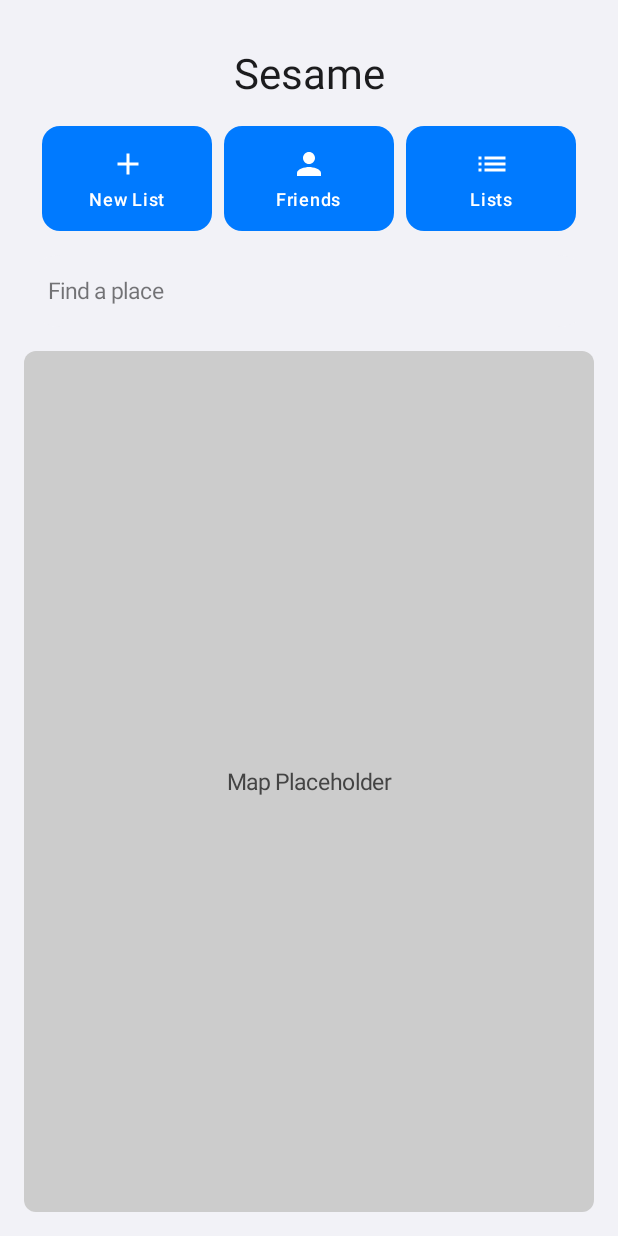
After one commit to jamesdesantiago/SesameAndroidApp, an Android app built with Jetpack Compose: the composable NewHomeScreen shown on its own in the app's theme, on a phone screen of 412 x 824 dp. The commit adds this screen. Run offline under Robolectric (Android 15) with nearby library versions, the phone set to English and light mode, and no system bars.

Commit message:
feat: Implement new home screen and refactor navigation
This commit introduces a new home screen, `NewHomeScreen`, that serves as the main entry point after login.
It also refactors the existing `HomeScreen` to `ListScreen` and `HomeActivity` to `ListActivity`, adjusting the navigation flow.

Key changes include:
*   **NewHomeScreen:**
    *   Replaces the initial `LoginScreen` with a layout featuring buttons for "New List," "Friends," and "Lists."
    *   Includes a placeholder search bar and a map section.
*   **ListScreen:**
    *   Renamed from `HomeScreen`.
    *   Adds a "Share List" button.
* **ListActivity**:
    * Renamed from `HomeActivity`.
    *   Redirect to `MainActivity` if the user is not signed in.
    * Clear cache on sign out.
*   **MainActivity:**
    *   Checks if the user is signed in and displays `NewHomeScreen` instead of redirecting to HomeActivity.
*   **AndroidManifest:**
    * Add `FriendsActivity` to manifest.
*   **General:**
    *   Updated imports and removed unused code.
    *   Improved token refresh logic and error handling.
    *   Cache invalidation logic when token refresh fails or user signs out.
    * Add `FriendsActivity` to manifest.
    * Refactor `AddListActivity` to add id and name as parameters.

```diff
--- a/app/src/main/AndroidManifest.xml
+++ b/app/src/main/AndroidManifest.xml
@@ -24,7 +24,7 @@
             </intent-filter>
         </activity>
         <activity
-            android:name=".HomeActivity"
+            android:name=".ListActivity"
             android:exported="false" />
         <activity
             android:name=".ListDetailActivity"
@@ -34,5 +34,8 @@
             android:exported="true" />
         <activity
             android:name=".PlacesSearchActivity" />
+        <activity
+            android:name=".FriendsActivity"
+            android:exported="false" />
     </application>
 </manifest>
--- a/app/src/main/java/com/gazzel/sesameapp/Models.kt
+++ b/app/src/main/java/com/gazzel/sesameapp/Models.kt
@@ -57,3 +57,9 @@ data class PlaceItem(
 data class PlaceUpdate(
     val notes: String? = null
 )
+
+data class Friend(
+    val initials: String,
+    val username: String,
+    val isFollowing: Boolean
+)
--- /dev/null
+++ b/app/src/main/java/com/gazzel/sesameapp/NewHomeScreen.kt
@@ -0,0 +1,198 @@
+package com.gazzel.sesameapp
+
+import android.content.Intent
+import androidx.compose.foundation.background
+import androidx.compose.foundation.layout.*
+import androidx.compose.foundation.shape.RoundedCornerShape
+import androidx.compose.foundation.text.BasicTextField
+import androidx.compose.material.icons.Icons
+import androidx.compose.material.icons.filled.Add
+import androidx.compose.material.icons.filled.List
+import androidx.compose.material.icons.filled.Person
+import androidx.compose.material3.*
+import androidx.compose.runtime.*
+import androidx.compose.ui.Alignment
+import androidx.compose.ui.Modifier
+import androidx.compose.ui.graphics.Color
+import androidx.compose.ui.platform.LocalContext
+import androidx.compose.ui.text.input.TextFieldValue
+import androidx.compose.ui.unit.dp
+import com.gazzel.sesameapp.ui.theme.SesameAppTheme
+
+@Composable
+fun NewHomeScreen() {
+    val context = LocalContext.current
+
+    SesameAppTheme {
+        Surface(
+            modifier = Modifier.fillMaxSize(),
+            color = MaterialTheme.colorScheme.background
+        ) {
+            Column(
+                modifier = Modifier
+                    .fillMaxSize()
+                    .padding(16.dp),
+                horizontalAlignment = Alignment.CenterHorizontally
+            ) {
+                // App Title
+                Text(
+                    text = "Sesame",
+                    style = MaterialTheme.typography.headlineMedium,
+                    color = MaterialTheme.colorScheme.onSurface,
+                    modifier = Modifier.padding(vertical = 16.dp)
+                )
+
+                // Row of Buttons (New List, Friends, Lists)
+                Row(
+                    modifier = Modifier
+                        .fillMaxWidth()
+                        .padding(horizontal = 8.dp),
+                    horizontalArrangement = Arrangement.SpaceEvenly
+                ) {
+                    // New List Button
+                    Button(
+                        onClick = {
+                            // Navigate to AddListActivity for creating a new list
+                            context.startActivity(
+                                Intent(context, AddListActivity::class.java).apply {
+                                    putExtra("listId", -1) // Indicate a new list
+                                    putExtra("listName", "New List") // Placeholder name
+                                }
+                            )
+                        },
+                        modifier = Modifier
+                            .weight(1f)
+                            .height(70.dp)
+                            .padding(horizontal = 4.dp),
+                        colors = ButtonDefaults.buttonColors(
+                            containerColor = MaterialTheme.colorScheme.primary,
+                            contentColor = MaterialTheme.colorScheme.onPrimary
+                        ),
+                        shape = MaterialTheme.shapes.medium
+                    ) {
+                        Column(
+                            horizontalAlignment = Alignment.CenterHorizontally
+                        ) {
+                            Icon(
+                                imageVector = Icons.Default.Add,
+                                contentDescription = "New List",
+                                modifier = Modifier.size(24.dp)
+                            )
+                            Spacer(modifier = Modifier.height(4.dp))
+                            Text(
+                                text = "New List",
+                                style = MaterialTheme.typography.labelMedium
+                            )
+                        }
+                    }
+
+                    // Friends Button
+                    Button(
+                        onClick = {
+                            context.startActivity(Intent(context, FriendsActivity::class.java))
+                        },
+                        modifier = Modifier
+                            .weight(1f)
+                            .height(70.dp)
+                            .padding(horizontal = 4.dp),
+                        colors = ButtonDefaults.buttonColors(
+                            containerColor = MaterialTheme.colorScheme.primary,
+                            contentColor = MaterialTheme.colorScheme.onPrimary
+                        ),
+                        shape = MaterialTheme.shapes.medium
+                    ) {
+                        Column(
+                            horizontalAlignment = Alignment.CenterHorizontally
+                        ) {
+                            Icon(
+                                imageVector = Icons.Default.Person,
+                                contentDescription = "Friends",
+                                modifier = Modifier.size(24.dp)
+                            )
+                            Spacer(modifier = Modifier.height(4.dp))
+                            Text(
+                                text = "Friends",
+                                style = MaterialTheme.typography.labelMedium
+                            )
+                        }
+                    }
+
+                    // Lists Button (Existing)
+                    Button(
+                        onClick = {
+                            context.startActivity(Intent(context, ListActivity::class.java))
+                        },
+                        modifier = Modifier
+                            .weight(1f)
+                            .height(70.dp)
+                            .padding(horizontal = 4.dp),
+                        colors = ButtonDefaults.buttonColors(
+                            containerColor = MaterialTheme.colorScheme.primary,
+                            contentColor = MaterialTheme.colorScheme.onPrimary
+                        ),
+                        shape = MaterialTheme.shapes.medium
+                    ) {
+                        Column(
+                            horizontalAlignment = Alignment.CenterHorizontally
+                        ) {
+                            Icon(
+                                imageVector = Icons.Default.List,
+                                contentDescription = "Lists",
+                                modifier = Modifier.size(24.dp)
+                            )
+                            Spacer(modifier = Modifier.height(4.dp))
+                            Text(
+                                text = "Lists",
+                                style = MaterialTheme.typography.labelMedium
+                            )
+                        }
+                    }
+                }
+
+                Spacer(modifier = Modifier.height(16.dp))
+
+                // Search Bar (Placeholder)
+                Surface(
+                    modifier = Modifier
+                        .fillMaxWidth()
+                        .height(48.dp),
+                    shape = RoundedCornerShape(24.dp),
+                    color = MaterialTheme.colorScheme.surfaceVariant
+                ) {
+                    Row(
+                        modifier = Modifier
+                            .fillMaxSize()
+                            .padding(horizontal = 16.dp),
+                        verticalAlignment = Alignment.CenterVertically
+                    ) {
+                        Text(
+                            text = "Find a place",
+                            style = MaterialTheme.typography.bodyMedium,
+                            color = MaterialTheme.colorScheme.onSurface.copy(alpha = 0.6f)
+                        )
+                    }
+                }
+
+                Spacer(modifier = Modifier.height(16.dp))
+
+                // Map Placeholder
+                Box(
+                    modifier = Modifier
+                        .fillMaxWidth()
+                        .weight(1f) // Takes remaining space
+                        .background(
+                            color = Color.LightGray,
+                            shape = RoundedCornerShape(8.dp)
+                        )
+                ) {
+                    Text(
+                        text = "Map Placeholder",
+                        style = MaterialTheme.typography.bodyMedium,
+                        color = Color.DarkGray,
+                        modifier = Modifier.align(Alignment.Center)
+                    )
+                }
+            }
+        }
+    }
+}
```
Also changed, not shown: app/src/main/java/com/gazzel/sesameapp/FriendsActivity.kt (added, +225 -0 lines), app/src/main/java/com/gazzel/sesameapp/ListActivity.kt (renamed from app/src/main/java/com/gazzel/sesameapp/HomeActivity.kt, +44 -15 lines), app/src/main/java/com/gazzel/sesameapp/ListScreen.kt (renamed from app/src/main/java/com/gazzel/sesameapp/HomeScreen.kt, +14 -12 lines), app/src/main/java/com/gazzel/sesameapp/MainActivity.kt (+20 -18 lines), 1 other file.
